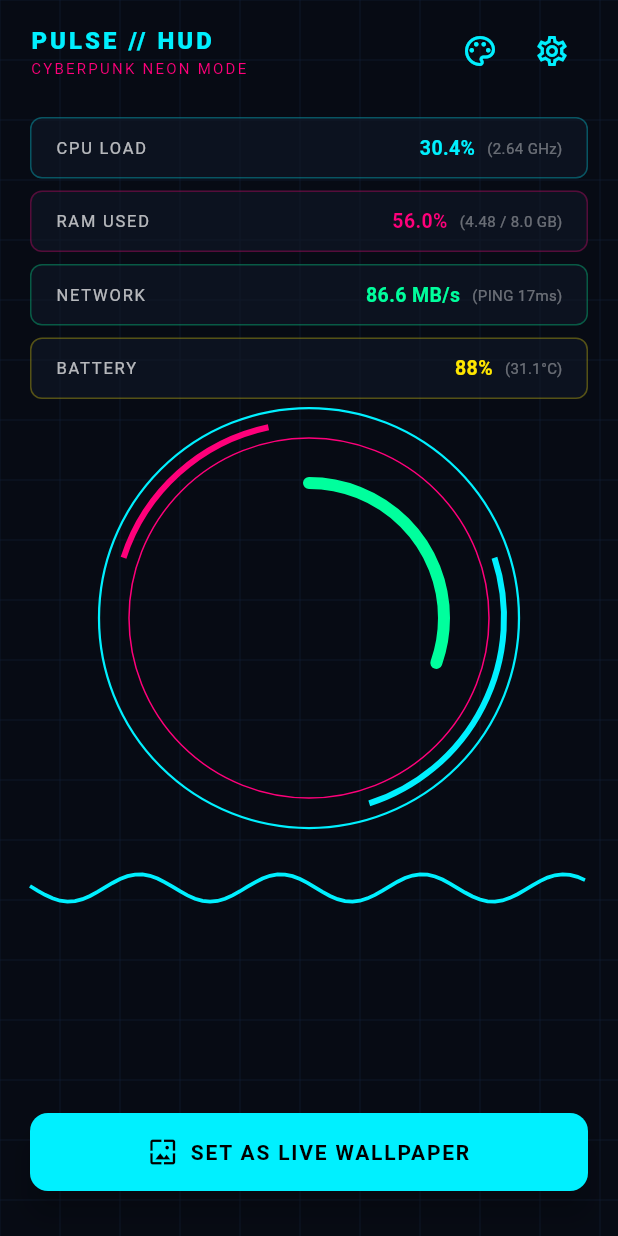
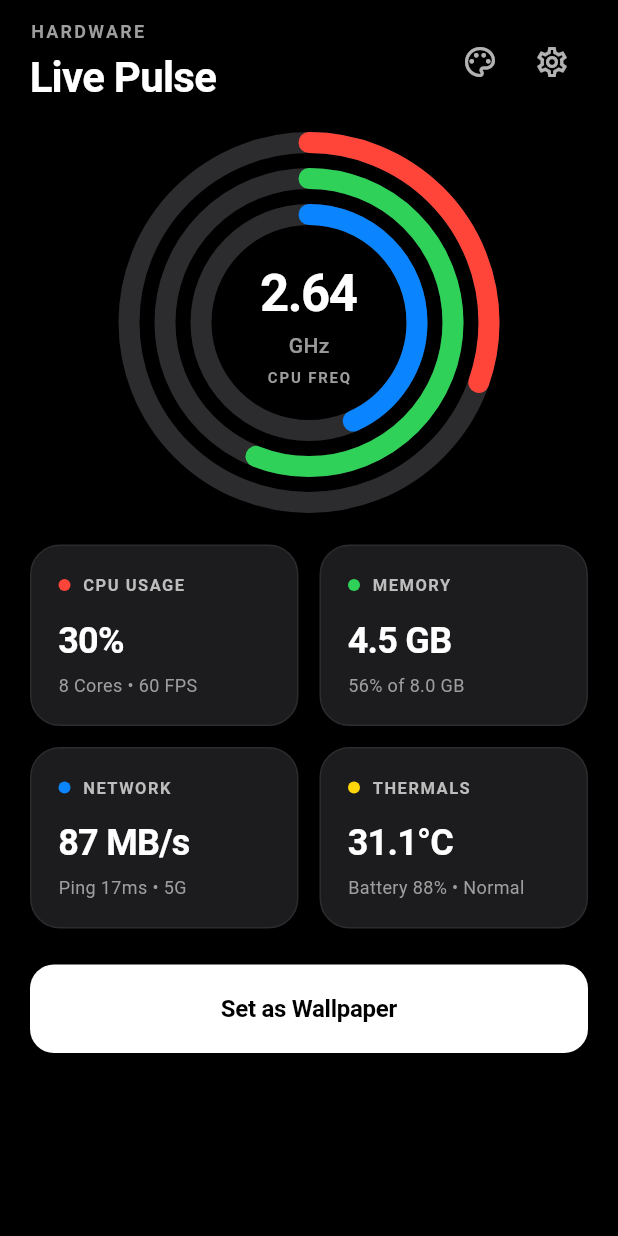
Before and after one commit to erkalceyhan-sys/pulsehud, a Flutter app: the screen it shows after launch, on a phone screen of 412 x 824 dp. Run offline on Flutter 3.47's test engine with Material 3 defaults, Android fonts, the phone set to English and light mode, and no system bars.

Commit message:
style: redesign PulseHUD with clean minimalist Apple design language

```diff
--- a/app/lib/features/hud/screens/hud_live_screen.dart
+++ b/app/lib/features/hud/screens/hud_live_screen.dart
@@ -3,10 +3,7 @@ import 'package:provider/provider.dart';
 import '../../../core/services/system_monitor_service.dart';
 import '../../../core/services/wallpaper_service.dart';
 import '../models/hud_theme_config.dart';
-import '../painters/cyberpunk_painter.dart';
 import '../painters/obsidian_painter.dart';
-import '../painters/matrix_painter.dart';
-import '../painters/reactor_painter.dart';
 import '../../themes/screens/theme_picker_screen.dart';
 import '../../settings/screens/settings_screen.dart';
 
@@ -19,14 +16,14 @@ class HudLiveScreen extends StatefulWidget {
 
 class _HudLiveScreenState extends State<HudLiveScreen> with SingleTickerProviderStateMixin {
   late AnimationController _animController;
-  HudThemeConfig _currentTheme = HudThemeConfig.availableThemes.first;
+  HudThemeConfig _currentTheme = HudThemeConfig.availableThemes[1]; // Default: Apple Obsidian Minimalist
 
   @override
   void initState() {
     super.initState();
     _animController = AnimationController(
       vsync: this,
-      duration: const Duration(seconds: 4),
+      duration: const Duration(seconds: 3),
     )..repeat();
   }
 
@@ -36,54 +33,20 @@ class _HudLiveScreenState extends State<HudLiveScreen> with SingleTickerProvider
     super.dispose();
   }
 
-  Widget _buildPainter(HudThemeConfig theme, dynamic metrics) {
-    switch (theme.type) {
-      case HudThemeType.cyberpunkNeon:
-        return CustomPaint(
-          painter: CyberpunkPainter(metrics: metrics, animationValue: _animController.value),
-          size: Size.infinite,
-        );
-      case HudThemeType.obsidianMinimalist:
-        return CustomPaint(
-          painter: ObsidianPainter(metrics: metrics, animationValue: _animController.value),
-          size: Size.infinite,
-        );
-      case HudThemeType.matrixTerminal:
-        return CustomPaint(
-          painter: MatrixPainter(metrics: metrics, animationValue: _animController.value),
-          size: Size.infinite,
-        );
-      case HudThemeType.sciFiReactor:
-        return CustomPaint(
-          painter: ReactorPainter(metrics: metrics, animationValue: _animController.value),
-          size: Size.infinite,
-        );
-    }
-  }
-
   @override
   Widget build(BuildContext context) {
     final monitor = Provider.of<SystemMonitorService>(context);
     final m = monitor.metrics;
 
     return Scaffold(
-      backgroundColor: _currentTheme.backgroundColor,
-      body: AnimatedBuilder(
-        animation: _animController,
-        builder: (context, child) {
-          return Stack(
+      backgroundColor: Colors.black,
+      body: SafeArea(
+        child: SingleChildScrollView(
+          padding: const EdgeInsets.symmetric(horizontal: 20, vertical: 12),
+          child: Column(
+            crossAxisAlignment: CrossAxisAlignment.start,
             children: [
-              // 1. Live Canvas HUD Animation
-              Positioned.fill(
-                child: _buildPainter(_currentTheme, m),
-              ),
-
-              // 2. Top Header Telemetry
-              SafeArea(
-                child: Padding(
-                  padding: const EdgeInsets.symmetric(horizontal: 20, vertical: 10),
-                  child: Column(
-                    children: [
+              // Header
               Row(
                 mainAxisAlignment: MainAxisAlignment.spaceBetween,
                 children: [
@@ -91,20 +54,22 @@ class _HudLiveScreenState extends State<HudLiveScreen> with SingleTickerProvider
                     crossAxisAlignment: CrossAxisAlignment.start,
                     children: [
                       Text(
-                                'PULSE // HUD',
+                        'HARDWARE',
                         style: TextStyle(
-                                  color: _currentTheme.primaryAccent,
-                                  fontSize: 16,
-                                  fontWeight: FontWeight.w900,
-                                  letterSpacing: 2.0,
+                          color: Colors.grey[500],
+                          fontSize: 12,
+                          fontWeight: FontWeight.w700,
+                          letterSpacing: 1.5,
                         ),
                       ),
-                              Text(
-                                '${_currentTheme.title.toUpperCase()} MODE',
+                      const SizedBox(height: 2),
+                      const Text(
+                        'Live Pulse',
                         style: TextStyle(
-                                  color: _currentTheme.secondaryAccent,
-                                  fontSize: 10,
-                                  letterSpacing: 1.5,
+                          color: Colors.white,
+                          fontSize: 28,
+                          fontWeight: FontWeight.bold,
+                          letterSpacing: -0.5,
                         ),
                       ),
                     ],
@@ -112,7 +77,7 @@ class _HudLiveScreenState extends State<HudLiveScreen> with SingleTickerProvider
                   Row(
                     children: [
                       IconButton(
-                                icon: Icon(Icons.palette_outlined, color: _currentTheme.primaryAccent),
+                        icon: const Icon(Icons.palette_outlined, color: Colors.white70),
                         onPressed: () async {
                           final selected = await Navigator.push<HudThemeConfig>(
                             context,
@@ -124,7 +89,7 @@ class _HudLiveScreenState extends State<HudLiveScreen> with SingleTickerProvider
                         },
                       ),
                       IconButton(
-                                icon: Icon(Icons.settings_outlined, color: _currentTheme.primaryAccent),
+                        icon: const Icon(Icons.settings_outlined, color: Colors.white70),
                         onPressed: () {
                           Navigator.push(
                             context,
@@ -136,36 +101,124 @@ class _HudLiveScreenState extends State<HudLiveScreen> with SingleTickerProvider
                   ),
                 ],
               ),
-                      const SizedBox(height: 20),
+              const SizedBox(height: 24),
 
-                      // Metrics Cards
-                      _buildMetricRow('CPU LOAD', '${m.cpuUsage}%', '${m.cpuFrequencyGhz.toStringAsFixed(2)} GHz', _currentTheme.primaryAccent),
-                      const SizedBox(height: 8),
-                      _buildMetricRow('RAM USED', '${m.ramUsagePercent.toStringAsFixed(1)}%', '${m.ramUsedGb} / ${m.ramTotalGb} GB', _currentTheme.secondaryAccent),
-                      const SizedBox(height: 8),
-                      _buildMetricRow('NETWORK', '${m.downloadSpeedMbps} MB/s', 'PING ${m.pingMs}ms', const Color(0xFF00FF9D)),
-                      const SizedBox(height: 8),
-                      _buildMetricRow('BATTERY', '${m.batteryLevel}%', '${m.batteryTemperatureC}°C', const Color(0xFFFFE600)),
+              // Central Apple Activity Rings
+              Center(
+                child: SizedBox(
+                  width: 240,
+                  height: 240,
+                  child: Stack(
+                    alignment: Alignment.center,
+                    children: [
+                      AnimatedBuilder(
+                        animation: _animController,
+                        builder: (context, _) {
+                          return CustomPaint(
+                            size: const Size(240, 240),
+                            painter: ObsidianPainter(
+                              metrics: m,
+                              animationValue: _animController.value,
+                            ),
+                          );
+                        },
+                      ),
+                      Column(
+                        mainAxisSize: MainAxisSize.min,
+                        children: [
+                          Text(
+                            m.cpuFrequencyGhz.toStringAsFixed(2),
+                            style: const TextStyle(
+                              color: Colors.white,
+                              fontSize: 34,
+                              fontWeight: FontWeight.bold,
+                              letterSpacing: -1.0,
+                            ),
+                          ),
+                          const Text(
+                            'GHz',
+                            style: TextStyle(
+                              color: Colors.white60,
+                              fontSize: 14,
+                              fontWeight: FontWeight.w500,
+                            ),
+                          ),
+                          const SizedBox(height: 4),
+                          Text(
+                            'CPU FREQ',
+                            style: TextStyle(
+                              color: Colors.grey[500],
+                              fontSize: 10,
+                              fontWeight: FontWeight.w700,
+                              letterSpacing: 1.2,
+                            ),
+                          ),
+                        ],
+                      ),
                     ],
                   ),
                 ),
               ),
+              const SizedBox(height: 28),
 
-              // 3. Bottom Action Bar (Apply to Wallpaper)
-              Positioned(
-                bottom: 30,
-                left: 20,
-                right: 20,
-                child: SafeArea(
+              // 2x2 Apple Style Cards Grid
+              Row(
+                children: [
+                  Expanded(
+                    child: _buildAppleCard(
+                      label: 'CPU USAGE',
+                      value: '${m.cpuUsage.toStringAsFixed(0)}%',
+                      sub: '8 Cores • 60 FPS',
+                      indicatorColor: const Color(0xFFFF453A),
+                    ),
+                  ),
+                  const SizedBox(width: 14),
+                  Expanded(
+                    child: _buildAppleCard(
+                      label: 'MEMORY',
+                      value: '${m.ramUsedGb.toStringAsFixed(1)} GB',
+                      sub: '${m.ramUsagePercent.toStringAsFixed(0)}% of 8.0 GB',
+                      indicatorColor: const Color(0xFF30D158),
+                    ),
+                  ),
+                ],
+              ),
+              const SizedBox(height: 14),
+              Row(
+                children: [
+                  Expanded(
+                    child: _buildAppleCard(
+                      label: 'NETWORK',
+                      value: '${m.downloadSpeedMbps.toStringAsFixed(0)} MB/s',
+                      sub: 'Ping ${m.pingMs}ms • 5G',
+                      indicatorColor: const Color(0xFF0A84FF),
+                    ),
+                  ),
+                  const SizedBox(width: 14),
+                  Expanded(
+                    child: _buildAppleCard(
+                      label: 'THERMALS',
+                      value: '${m.batteryTemperatureC}°C',
+                      sub: 'Battery ${m.batteryLevel}% • Normal',
+                      indicatorColor: const Color(0xFFFFD60A),
+                    ),
+                  ),
+                ],
+              ),
+              const SizedBox(height: 24),
+
+              // Solid Apple White Action Button
+              SizedBox(
+                width: double.infinity,
                 child: ElevatedButton(
                   style: ElevatedButton.styleFrom(
-                      backgroundColor: _currentTheme.primaryAccent,
+                    backgroundColor: Colors.white,
                     foregroundColor: Colors.black,
-                      padding: const EdgeInsets.symmetric(vertical: 16),
+                    padding: const EdgeInsets.symmetric(vertical: 18),
                     shape: RoundedRectangleBorder(
-                        borderRadius: BorderRadius.circular(12),
+                      borderRadius: BorderRadius.circular(16),
                     ),
-                      elevation: 8,
+                    elevation: 0,
                   ),
                   onPressed: () async {
                     final success = await WallpaperService.setLiveWallpaper();
@@ -174,59 +227,88 @@ class _HudLiveScreenState extends State<HudLiveScreen> with SingleTickerProvider
                       SnackBar(
                         content: Text(
                           success
-                                ? 'Wallpaper applied successfully!'
-                                : 'Applying live wallpaper to system background...',
+                              ? 'Wallpaper configured successfully!'
+                              : 'Applying live hardware wallpaper...',
                         ),
-                          backgroundColor: _currentTheme.cardColorDark(),
+                        backgroundColor: const Color(0xFF1C1C1E),
                       ),
                     );
                   },
-                    child: const Row(
-                      mainAxisAlignment: MainAxisAlignment.center,
-                      children: [
-                        Icon(Icons.wallpaper, size: 20),
-                        SizedBox(width: 8),
-                        Text(
-                          'SET AS LIVE WALLPAPER',
-                          style: TextStyle(fontWeight: FontWeight.bold, letterSpacing: 1.2),
+                  child: const Text(
+                    'Set as Wallpaper',
+                    style: TextStyle(
+                      fontSize: 16,
+                      fontWeight: FontWeight.w700,
+                      letterSpacing: -0.2,
+                    ),
+                  ),
+                ),
               ),
             ],
           ),
         ),
       ),
-              ),
-            ],
-          );
-        },
-      ),
     );
   }
 
-  Widget _buildMetricRow(String label, String value, String sub, Color accent) {
+  Widget _buildAppleCard({
+    required String label,
+    required String value,
+    required String sub,
+    required Color indicatorColor,
+  }) {
     return Container(
-      padding: const EdgeInsets.symmetric(horizontal: 16, vertical: 10),
+      padding: const EdgeInsets.all(18),
       decoration: BoxDecoration(
-        color: const Color(0xFF101726).withOpacity(0.6),
-        borderRadius: BorderRadius.circular(8),
-        border: Border.all(color: accent.withOpacity(0.3), width: 1),
+        color: const Color(0xFF1C1C1E),
+        borderRadius: BorderRadius.circular(20),
+        border: Border.all(color: const Color(0xFF2C2C2E), width: 1),
       ),
-      child: Row(
-        mainAxisAlignment: MainAxisAlignment.spaceBetween,
+      child: Column(
+        crossAxisAlignment: CrossAxisAlignment.start,
         children: [
-          Text(label, style: const TextStyle(color: Colors.white70, fontSize: 11, letterSpacing: 1.2)),
           Row(
             children: [
-              Text(value, style: TextStyle(color: accent, fontSize: 13, fontWeight: FontWeight.bold)),
+              Container(
+                width: 8,
+                height: 8,
+                decoration: BoxDecoration(
+                  color: indicatorColor,
+                  shape: BoxShape.circle,
+                ),
+              ),
               const SizedBox(width: 8),
-              Text('($sub)', style: const TextStyle(color: Colors.white38, fontSize: 10)),
+              Text(
+                label,
+                style: TextStyle(
+                  color: Colors.grey[400],
+                  fontSize: 11,
+                  fontWeight: FontWeight.w700,
+                  letterSpacing: 1.0,
+                ),
+              ),
             ],
+          ),
+          const SizedBox(height: 12),
+          Text(
+            value,
+            style: const TextStyle(
+              color: Colors.white,
+              fontSize: 24,
+              fontWeight: FontWeight.bold,
+              letterSpacing: -0.5,
+            ),
+          ),
+          const SizedBox(height: 4),
+          Text(
+            sub,
+            style: TextStyle(
+              color: Colors.grey[500],
+              fontSize: 12,
+            ),
           ),
         ],
       ),
     );
   }
 }
-
-extension ThemeColorExt on HudThemeConfig {
-  Color cardColorDark() => const Color(0xFF141E33);
-}
```
Also changed, not shown: store/pulsehud_apple_minimalist.png (added), store/pulsehud_visual_preview.png (added). Lines whose indentation alone changed are shown as unchanged.
